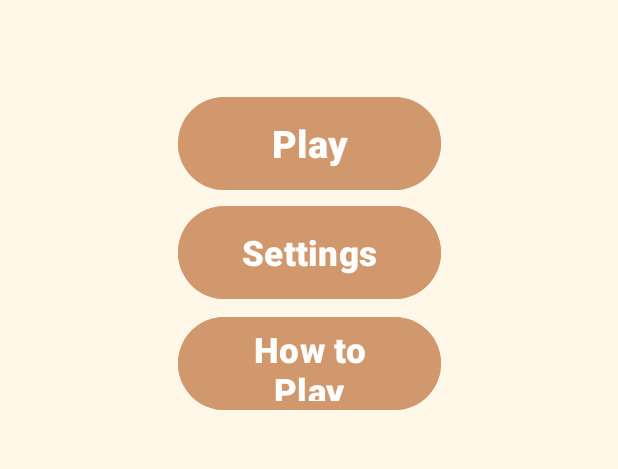
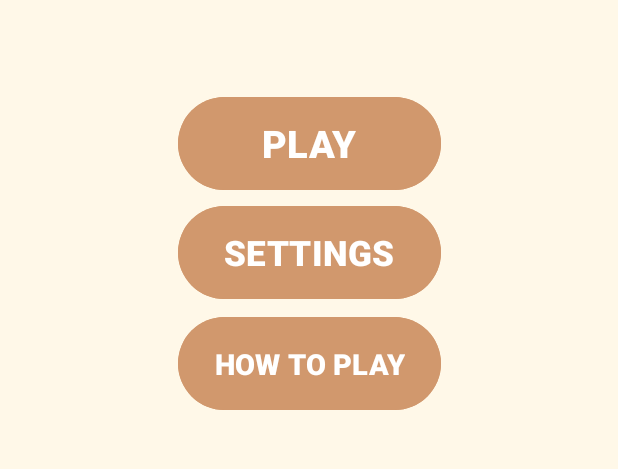
Before and after one commit to ayachi01/WhatAmI2, an Android app: the screen it shows after launch (MainActivity), on a phone screen of 412 x 824 dp, the part 497-966 px from its top. Run offline under Robolectric (Android 15) with nearby library versions, the phone set to English and light mode, and no system bars; Roboto replaces fonts that are not available here.

Commit message:
Sixth Commit (changed UI and colors)

```diff
--- a/app/src/main/res/layout/activity_game_to_settings.xml
+++ b/app/src/main/res/layout/activity_game_to_settings.xml
@@ -148,7 +148,7 @@
         android:layout_width="160dp"
         android:layout_height="70dp"
         android:fontFamily="sans-serif-black"
-        android:text="@string/quit"
+        android:text="@string/home"
         app:layout_constraintBottom_toBottomOf="parent"
         app:layout_constraintEnd_toEndOf="parent"
         app:layout_constraintHorizontal_bias="0.498"
--- a/app/src/main/res/layout/activity_how_to_play.xml
+++ b/app/src/main/res/layout/activity_how_to_play.xml
@@ -33,7 +33,7 @@
         android:layout_width="wrap_content"
         android:layout_height="wrap_content"
         android:fontFamily="@font/baloo_bhaijaan"
-        android:text="@string/howtoplay"
+        android:text="@string/how_to_play"
         android:textSize="45sp"
         style="@style/TEXT"
         app:layout_constraintBottom_toBottomOf="parent"
--- a/app/src/main/res/layout/activity_main.xml
+++ b/app/src/main/res/layout/activity_main.xml
@@ -57,8 +57,8 @@
         android:layout_width="175dp"
         android:layout_height="70dp"
         android:fontFamily="sans-serif-black"
-        android:text="How to Play"
-        android:textSize="23sp"
+        android:text="@string/how_to_play"
+        android:textSize="19sp"
         app:layout_constraintBottom_toBottomOf="parent"
         app:layout_constraintEnd_toEndOf="parent"
         app:layout_constraintStart_toStartOf="parent"
--- a/app/src/main/res/values/strings.xml
+++ b/app/src/main/res/values/strings.xml
@@ -4,11 +4,11 @@
     <string name="off">off</string>
     <string name="music">Music</string>
     <string name="volume">Volume:</string>
-    <string name="settings">Settings</string>
+    <string name="settings">SETTINGS</string>
     <string name="dark_mode">Dark Mode:</string>
-    <string name="back">Back</string>
-    <string name="quit">Quit</string>
-    <string name="play">Play</string>
+    <string name="back">BACK</string>
+    <string name="home">HOME</string>
+    <string name="play">PLAY</string>
     <string name="what_am_i">WHAT AM I?</string>
     <string name="settingss">SETTINGS</string>
     <string name="lives">Lives:</string>
@@ -17,10 +17,10 @@
     <string name="score">Score</string>
     <string name="submit">Submit</string>
     <string name="change_theme">Change</string>
-    <string name="howtoplay">HOW TO PLAY</string>
     <string name="restart">Restart:</string>
     <string name="restartbuttontext">Restart</string>
     <string name="instructions" >Welcome to What Am I?! Its a guessing game with increasingly difficult puzzles as you proceed. The puzzles are simple at start, but as the game progresses, they get harder. The objective is to work through each puzzle and overcome the growing difficulty.</string>
     <string name="scoringbase"> There are 25 points available to you. Points are awarded for each accurate response, with easy answers worth one point, medium answers worth three, and hard answers worth five. Your score drops by one point for an incorrect response. If your score hits zero, the game is over. Try to score as high as you can!</string>
     <string name="back_button">Back Button</string>
+    <string name="how_to_play">HOW TO PLAY</string>
 </resources>
```
